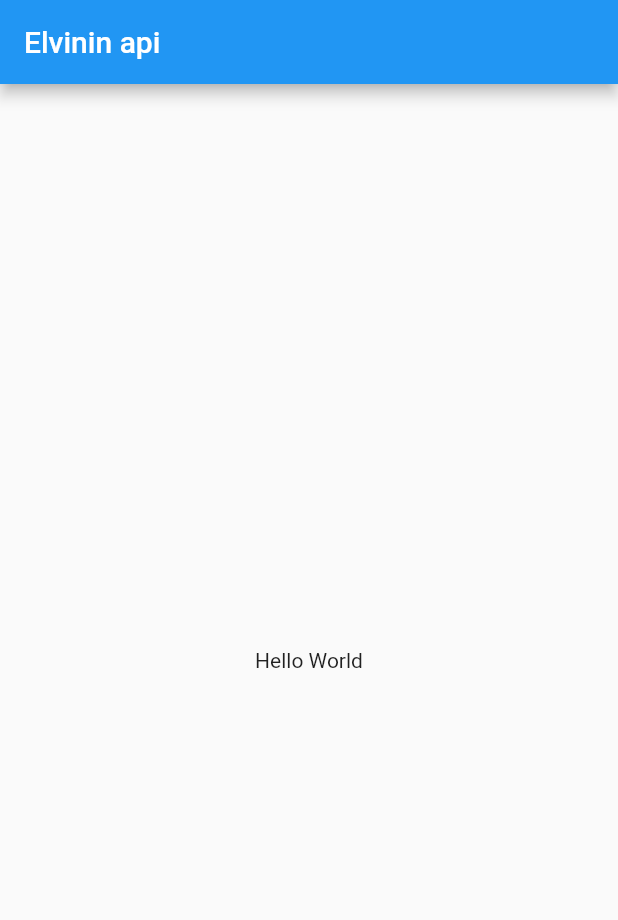
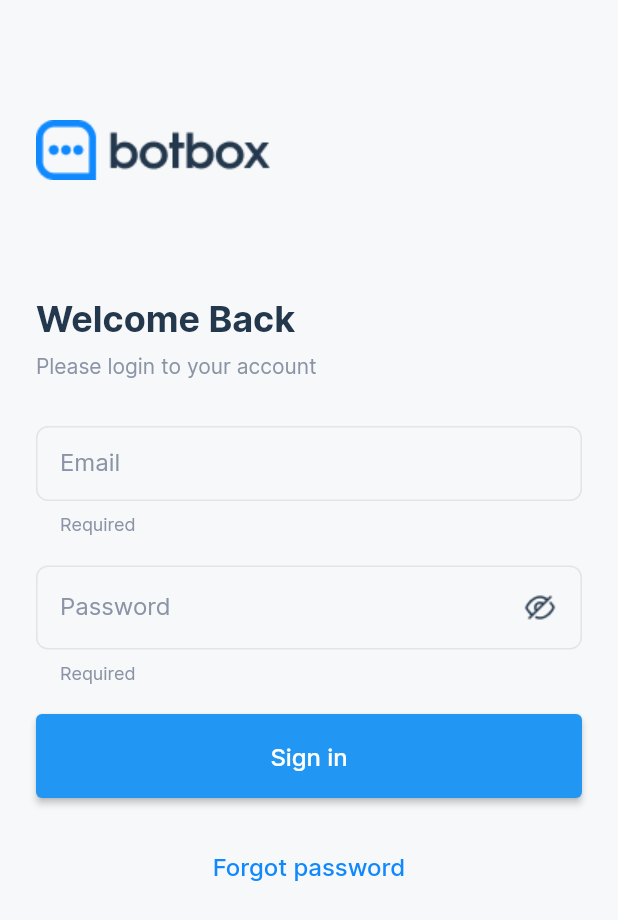
Before and after one commit to elvinosmanov/test_sockjs_socket, a Flutter app: the screen it shows after launch, on a phone screen of 412 x 824 dp. Shown: the top 920 px of the screen. Run offline on Flutter 3.47's test engine with Material 2 defaults, Android fonts, the light colour scheme and no system bars; missing offline and left inert: stomp_dart_client.

Commit message:
login screen done

```diff
--- /dev/null
+++ b/lib/components/custom_textfield.dart
@@ -0,0 +1,121 @@
+import 'package:flutter/material.dart';
+import 'package:flutter/services.dart';
+import 'package:test_sockjs_socket/core/colors.dart';
+import 'package:test_sockjs_socket/core/styles.dart';
+import 'package:test_sockjs_socket/extensions/text_style_extension.dart';
+
+// ignore: must_be_immutable
+class CustomTextField extends StatefulWidget {
+  final String? label;
+  final bool isMandatory;
+  final TextEditingController controller;
+  final FocusNode? focusNode;
+  final bool? obscureText;
+  final bool? filled;
+  final int? maxLines;
+  final TextInputType? keyboardType;
+  final void Function(String)? onChanged;
+  final void Function(String)? onSubmitted;
+  final Widget? suffixIcon;
+  final Widget? suffix;
+  final Widget? prefix;
+  final void Function()? onEditingComplete;
+  final TextInputAction? textInputAction;
+  final String? Function(String?)? validator;
+  final List<TextInputFormatter>? inputFormatters;
+  final EdgeInsetsGeometry? contentPadding;
+  final TextStyle? hintStyle;
+  final String? hintText;
+  final Function()? onTap;
+
+  final bool? enabled;
+
+  const CustomTextField({
+    Key? key,
+    this.label,
+    this.isMandatory = false,
+    required this.controller,
+    this.focusNode,
+    this.obscureText,
+    this.filled,
+    this.maxLines,
+    this.keyboardType,
+    this.onChanged,
+    this.onSubmitted,
+    this.suffixIcon,
+    this.suffix,
+    this.prefix,
+    this.onEditingComplete,
+    this.textInputAction,
+    this.validator,
+    this.inputFormatters,
+    this.contentPadding,
+    this.hintStyle,
+    this.hintText,
+    this.onTap,
+    this.enabled,
+  }) : super(key: key);
+
+  @override
+  State<CustomTextField> createState() => _CustomTextFieldState();
+}
+
+class _CustomTextFieldState extends State<CustomTextField> {
+  @override
+  Widget build(BuildContext context) {
+    return TextFormField(
+      style: kRegularTextStyle(15),
+      controller: widget.controller,
+      focusNode: widget.focusNode,
+      inputFormatters: widget.inputFormatters,
+      obscureText: widget.obscureText ?? false,
+      enabled: widget.enabled,
+      maxLines: widget.obscureText ?? false ? 1 : widget.maxLines,
+      keyboardType: widget.keyboardType,
+      textInputAction: widget.textInputAction ?? TextInputAction.next,
+      onTap: widget.onTap,
+      onChanged: (value) {
+        if (widget.onChanged != null) {
+          widget.onChanged!(value);
+        }
+      },
+      onFieldSubmitted: widget.onSubmitted,
+      validator: widget.validator,
+      onEditingComplete: widget.onEditingComplete,
+      decoration: InputDecoration(
+          helperText: 'Required',
+          helperStyle: kRegularTextStyle(12, kGreyColor),
+          filled: widget.filled ?? false,
+          errorStyle: kRegularTextStyle(11, kRedColor),
+          errorMaxLines: 3,
+          prefix: widget.prefix,
+          suffixIcon: widget.suffixIcon,
+          suffix: widget.suffix,
+          isCollapsed: true,
+          hintText: widget.hintText,
+          hintStyle: widget.hintStyle ?? kSemiBoldTextStyle(15, kGreyColor),
+          label: widget.label != null
+              ? Text(
+                  widget.label!,
+                  style: kRegularTextStyle(16, kGreyColor),
+                )
+              : null,
+          contentPadding: widget.contentPadding ?? const EdgeInsets.all(16),
+          enabledBorder: customOutlineInputBorder(color: kLightGreyColor, width: 1),
+          focusedBorder: customOutlineInputBorder(color: kLightGreyColor, width: 1),
+          focusedErrorBorder: customOutlineInputBorder(color: kRedColor, width: 1),
+          errorBorder: customOutlineInputBorder(color: kRedColor, width: 1),
+          border: customOutlineInputBorder(color: kLightGreyColor, width: 1)),
+    );
+  }
+
+  OutlineInputBorder customOutlineInputBorder({required Color color, required double width}) {
+    return OutlineInputBorder(
+      borderRadius: kRadius8,
+      borderSide: BorderSide(
+        color: color,
+        width: width,
+      ),
+    );
+  }
+}
--- /dev/null
+++ b/lib/core/R.dart
@@ -0,0 +1,6 @@
+// ignore: file_names
+class R{
+  static const botboxLogo = 'assets/icons/botbox.png';
+  static const eyeOne = 'assets/icons/eye_one.png';
+  static const eyeOff = 'assets/icons/eye_off.png';
+}
--- /dev/null
+++ b/lib/core/colors.dart
@@ -0,0 +1,15 @@
+import 'package:flutter/material.dart';
+
+const Color kBackgroundColor = Color(0xFFF7F8F9);
+
+const Color kBlackColor = Color(0xFF23374D);
+const Color kWhiteColor = Color(0xFFFFFFFF);
+
+const Color kRedColor = Color(0xFFE80F54);
+const Color kBlueColor = Color(0xFF1089FF);
+
+const Color kGreenColor = Color(0xFF00C564);
+const Color kYellowColor = Color(0xFF8A94A6);
+
+const Color kGreyColor = Color(0xFF8A94A6);
+const Color kLightGreyColor = Color(0xFFE1E4E8);
--- /dev/null
+++ b/lib/core/styles.dart
@@ -0,0 +1,47 @@
+import 'package:flutter/material.dart';
+import 'package:test_sockjs_socket/core/colors.dart';
+
+const String fontFamily = "Inter";
+
+
+///Default black color setted
+TextStyle kBoldTextStyle(double fontSize, [Color? color]) {
+  return TextStyle(
+    fontFamily: fontFamily,
+    color: color ?? kBlackColor,
+    fontSize: fontSize,
+    fontWeight: FontWeight.w700,
+  );
+}
+
+///Default black color setted
+TextStyle kSemiBoldTextStyle(double fontSize, [Color? color]) {
+  return TextStyle(
+    fontFamily: fontFamily,
+    color: color ?? kBlackColor,
+    fontSize: fontSize,
+    fontWeight: FontWeight.w600,
+  );
+}
+
+///Default black color setted
+TextStyle kMediumTextStyle(double fontSize, [Color? color]) {
+  return TextStyle(
+    fontFamily: fontFamily,
+    color: color ?? kBlackColor,
+    fontSize: fontSize,
+    fontWeight: FontWeight.w500,
+  );
+}
+
+TextStyle kRegularTextStyle(double fontSize, [Color? color]) {
+  return TextStyle(
+    fontFamily: fontFamily,
+    color: color ?? kBlackColor,
+    fontSize: fontSize,
+    fontWeight: FontWeight.w400,
+  );
+}
+
+final BorderRadius kRadius8 = BorderRadius.circular(8);
+final BorderRadius kRadius16 = BorderRadius.circular(16);
--- /dev/null
+++ b/lib/extensions/text_style_extension.dart
@@ -0,0 +1,38 @@
+
+import 'package:flutter/material.dart';
+import 'package:test_sockjs_socket/core/styles.dart';
+extension TextModifierStyle on String? {
+
+  Text regularTextStyle(double fontSize, [Color? color]) {
+    return Text(
+      this ?? '',
+      style: kRegularTextStyle(fontSize, color),
+    );
+  }
+
+  Text mediumTextStyle(
+    double fontSize, [
+    Color? color,
+  ]) {
+    return Text(
+      this ?? '',
+      style: kMediumTextStyle(fontSize, color),
+    );
+  }
+
+  Text semiBoldTextStyle(double fontSize, [Color? color]) {
+    return Text(
+      this ?? '',
+      style: kSemiBoldTextStyle(fontSize, color),
+    );
+  }
+  ///fontsize, color
+  ///| default black color
+  Text boldTextStyle(double fontSize, [Color? color]) {
+    return Text(
+      this ?? '',
+      style: kBoldTextStyle(fontSize, color),
+    );
+  }
+
+}
--- /dev/null
+++ b/lib/extensions/widget_padding_extension.dart
@@ -0,0 +1,10 @@
+import 'package:flutter/material.dart';
+
+extension WidgetPadding on Widget {
+  Padding padding({double top = 0.0, double bottom = 0.0, double left = 0.0, double right = 0.0, double? all}) {
+    return Padding(
+      padding: all != null ? EdgeInsets.all(all) : EdgeInsets.only(top: top, left: left, right: right, bottom: bottom),
+      child: this,
+    );
+  }
+}
--- a/lib/main.dart
+++ b/lib/main.dart
@@ -5,6 +5,8 @@ import 'package:flutter/material.dart';
 import 'package:stomp_dart_client/stomp.dart';
 import 'package:stomp_dart_client/stomp_config.dart';
 import 'package:stomp_dart_client/stomp_frame.dart';
+import 'package:test_sockjs_socket/core/colors.dart';
+import 'package:test_sockjs_socket/screens/login_screen.dart';
 
 void main() => runApp(MyApp());
 
@@ -16,69 +18,60 @@ class MyApp extends StatefulWidget {
 }
 
 class _MyAppState extends State<MyApp> {
-  late StompClient stompClient;
-  void onConnect(StompFrame frame) {
-    print('girid');
-    stompClient.subscribe(
-      destination: '/ws/v1/conversations/CN42f4b82a38024038a165e6573310a213/messages?size=120&page=0',
-      callback: (frame) {
-        // List<dynamic>? result = json.decode(frame.body!);
-        print(json.decode(frame.body!)['content'][0]);
-      },
-    );
-    Timer.periodic(const Duration(seconds: 5), (_) {
-      stompClient.send(
-        destination: '/ws/v1/conversations/CN42f4b82a38024038a165e6573310a213/sendMessage',
-        body: json.encode({'body': "Agilgfdsgli ol"}),
-      );
-    });
-  }
+  // late StompClient stompClient;
+  // void onConnect(StompFrame frame) {
+  //   print('girid');
+  //   stompClient.subscribe(
+  //     destination: '/ws/v1/conversations/CN42f4b82a38024038a165e6573310a213/messages?size=120&page=0',
+  //     callback: (frame) {
+  //       // List<dynamic>? result = json.decode(frame.body!);
+  //       print(json.decode(frame.body!)['content'][0]);
+  //     },
+  //   );
+  //   Timer.periodic(const Duration(seconds: 5), (_) {
+  //     stompClient.send(
+  //       destination: '/ws/v1/conversations/CN42f4b82a38024038a165e6573310a213/sendMessage',
+  //       body: json.encode({'body': "Agilgfdsgli ol"}),
+  //     );
+  //   });
+  // }
 
-  @override
-  void initState() {
-    super.initState();
-    print('error');
-    var token =
-        'eyJ0eXAiOiJKV1QiLCJhbGciOiJIUzI1NiJ9.eyJzdWIiOiJVc2VyIERldGFpbHMiLCJpc3MiOiJDaGF0ZG9kb0NvbnZlcnNhdGlvblNlcnZpY2UiLCJpZCI6IlVTNmY3ODBlNTVmMzZkNDlkYmE5NGFlYzhkZTU1ZWUyZWIiLCJleHAiOjE2NzEzNTg2MTUsImlhdCI6MTY2MDU1ODYxNX0.BNO-KflcAiw-LaKUiUz45O382IMEyF4MmYieBXQe4Is';
+  // @override
+  // void initState() {
+  //   super.initState();
+  //   print('error');
+  //   var token =
+  //       'eyJ0eXAiOiJKV1QiLCJhbGciOiJIUzI1NiJ9.eyJzdWIiOiJVc2VyIERldGFpbHMiLCJpc3MiOiJDaGF0ZG9kb0NvbnZlcnNhdGlvblNlcnZpY2UiLCJpZCI6IlVTNmY3ODBlNTVmMzZkNDlkYmE5NGFlYzhkZTU1ZWUyZWIiLCJleHAiOjE2NzEzNTg2MTUsImlhdCI6MTY2MDU1ODYxNX0.BNO-KflcAiw-LaKUiUz45O382IMEyF4MmYieBXQe4Is';
 
-    stompClient = StompClient(
-      config: StompConfig.SockJS(
-        url: 'https://conversation-staging.chatdodo.com/ws-registration?token=$token',
-        onConnect: onConnect,
-        onStompError: (p0) => print('erro'),
-        onWebSocketError: (dynamic error) => print(error.toString()),
-        // stompConnectHeaders: {'token': token},
-        // webSocketConnectHeaders: {
-        //   'token': token,
-        // },
-      ),
-    );
-    stompClient.activate();
-    // Future.delayed(Duration(seconds: 1));
-    // stompClient.send(destination: '/ws/v1/conversations/<conversationId>/sendMessage', headers: {'body':'fdsgs'});
-  }
-
-  void onMessageReceive(StompFrame frame) {
-    var message = json.decode(frame.body!);
-    if (message.type == 'JOIN') {
-      message.content = message.sender + 'joined';
-    } else if (message.type == 'LEAVE') {
-      message.content = message.sender + ' left!';
-    } else {}
-  }
+  //   stompClient = StompClient(
+  //     config: StompConfig.SockJS(
+  //       url: 'https://conversation-staging.chatdodo.com/ws-registration?token=$token',
+  //       onConnect: onConnect,
+  //       onStompError: (p0) => print('error'),
+  //       onWebSocketError: (dynamic error) => print(error.toString()),
+  //       // stompConnectHeaders: {'token': token},
+  //       // webSocketConnectHeaders: {
+  //       //   'token': token,
+  //       // },
+  //     ),
+  //   );
+  //   stompClient.activate();
+  // }
 
   @override
   Widget build(BuildContext context) {
     return MaterialApp(
-      title: 'Elvinin api',
-      home: Scaffold(
-        appBar: AppBar(
-          title: const Text('Elvinin api'),
-        ),
-        body: const Center(
-          child: Text('Hello World'),
-        ),
-      ),
-    );
+        title: ' Flutter App',
+        debugShowCheckedModeBanner: false,
+        theme: ThemeData(
+            appBarTheme: const AppBarTheme(
+              color: kBackgroundColor,
+              toolbarHeight: 48.0,
+              elevation: 0,
+              centerTitle: true,
+              titleTextStyle: TextStyle(color: kBlackColor),
+            ),
+            scaffoldBackgroundColor: kBackgroundColor),
+        home: const LoginScreen());
   }
 }
--- /dev/null
+++ b/lib/screens/login_screen.dart
@@ -0,0 +1,61 @@
+import 'package:flutter/material.dart';
+import 'package:test_sockjs_socket/components/custom_textfield.dart';
+import 'package:test_sockjs_socket/core/R.dart';
+import 'package:test_sockjs_socket/core/colors.dart';
+import 'package:test_sockjs_socket/core/styles.dart';
+import 'package:test_sockjs_socket/extensions/widget_padding_extension.dart';
+
+class LoginScreen extends StatelessWidget {
+  const LoginScreen({Key? key}) : super(key: key);
+
+  @override
+  Widget build(BuildContext context) {
+    return Scaffold(
+      appBar: AppBar(),
+      body: Container(
+        margin: const EdgeInsets.symmetric(horizontal: 24),
+        child: Column(
+          crossAxisAlignment: CrossAxisAlignment.start,
+          children: <Widget>[
+            Image.asset(R.botboxLogo).padding(top: 32, bottom: 78),
+            Text(
+              'Welcome Back',
+              style: kBoldTextStyle(24),
+            ),
+            Text(
+              'Please login to your account',
+              style: kRegularTextStyle(14, kGreyColor),
+            ).padding(top: 8, bottom: 32),
+            CustomTextField(
+              controller: TextEditingController(),
+              label: "Email",
+            ),
+            CustomTextField(
+              controller: TextEditingController(),
+              label: "Password",
+              suffixIcon: GestureDetector(
+                child: Image.asset(R.eyeOff).padding(all: 16),
+              ),
+            ).padding(top: 20),
+            SizedBox(
+              height: 56,
+              width: double.infinity,
+              child: ElevatedButton(
+                onPressed: () {},
+                child: Text(
+                  'Sign in',
+                  style: kMediumTextStyle(16, kWhiteColor),
+                ),
+              ),
+            ).padding(top: 20, bottom: 36),
+            Center(
+                child: Text(
+              'Forgot password',
+              style: kMediumTextStyle(16, kBlueColor),
+            ))
+          ],
+        ),
+      ),
+    );
+  }
+}
```
Also changed, not shown: pubspec.yaml (+6 -6 lines), assets/fonts/Inter.ttf (added), assets/icons/botbox.png (added), assets/icons/eye_off.png (added), assets/icons/eye_on.png (added).
